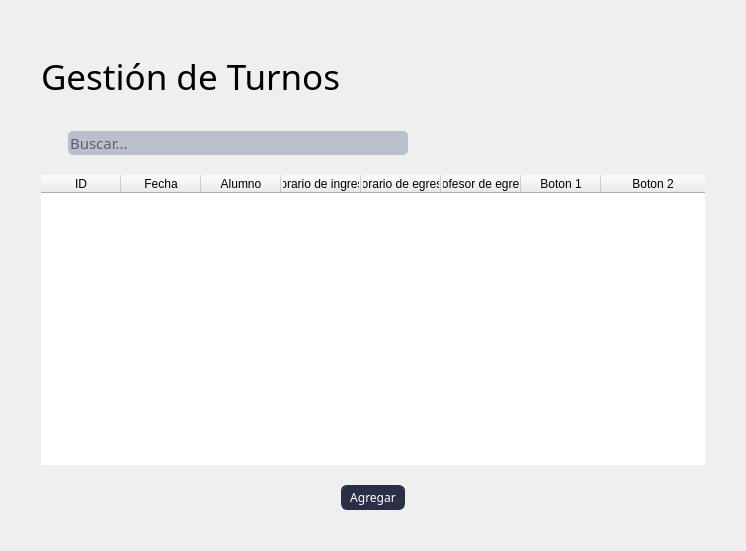
Qt form blustock/ui/screens_uis/turnos.ui (MaxAPBusiness/Blustock) before a commit.
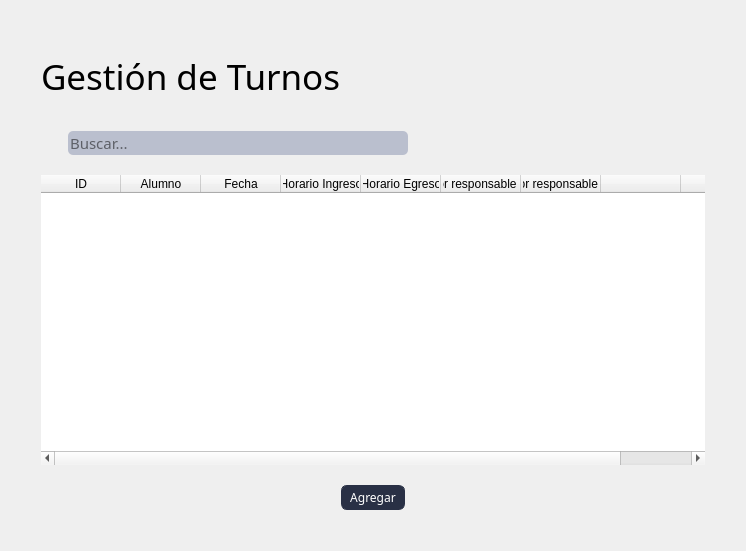
The same form after that commit. Icons and pictures are not drawn.

Patch:
```diff
--- a/blustock/ui/screens_uis/turnos.ui
+++ b/blustock/ui/screens_uis/turnos.ui
@@ -290,11 +290,6 @@
          <string>ID</string>
         </property>
        </column>
-       <column>
-        <property name="text">
-         <string>Fecha</string>
-        </property>
-       </column>
        <column>
         <property name="text">
          <string>Alumno</string>
@@ -302,27 +297,37 @@
        </column>
        <column>
         <property name="text">
-         <string>Horario de ingreso</string>
+         <string>Fecha</string>
         </property>
        </column>
        <column>
         <property name="text">
-         <string>Horario de egreso</string>
+         <string>Horario Ingreso</string>
         </property>
        </column>
        <column>
         <property name="text">
-         <string>Profesor de egreso</string>
+         <string>Horario Egreso</string>
         </property>
        </column>
        <column>
         <property name="text">
-         <string>Boton 1</string>
+         <string>Profesor responsable ingreso</string>
         </property>
        </column>
        <column>
         <property name="text">
-         <string>Boton 2</string>
+         <string>Profesor responsable egreso</string>
+        </property>
+       </column>
+       <column>
+        <property name="text">
+         <string/>
+        </property>
+       </column>
+       <column>
+        <property name="text">
+         <string/>
         </property>
        </column>
       </widget>
```
Left out of the diff: 1 changed line with no effect on the pictures.
